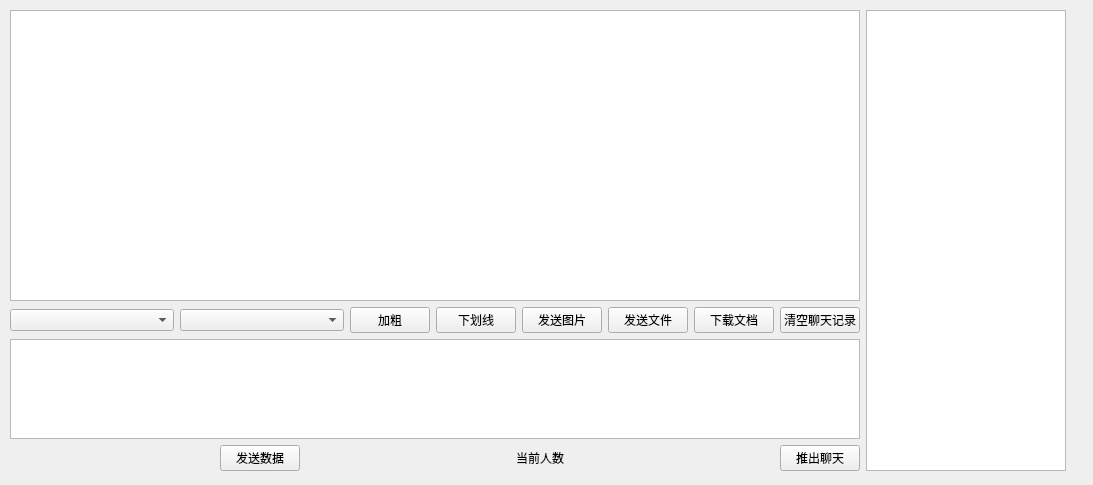
Old version of the form client/widget.ui in the repository IM-Commnue/IM-Internship-BIT.
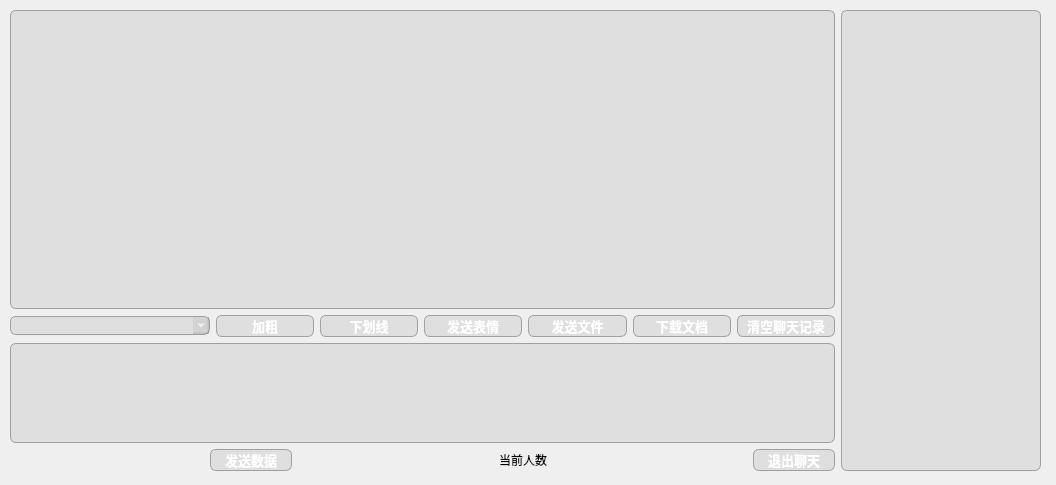
New version of the form.

The edit to the form file:
```diff
--- a/client/widget.ui
+++ b/client/widget.ui
@@ -6,7 +6,7 @@
    <rect>
     <x>0</x>
     <y>0</y>
-    <width>1093</width>
+    <width>1056</width>
     <height>485</height>
    </rect>
   </property>
@@ -18,7 +18,7 @@
     <rect>
      <x>10</x>
      <y>10</y>
-     <width>1056</width>
+     <width>1031</width>
      <height>461</height>
     </rect>
    </property>
@@ -27,21 +27,103 @@
      <layout class="QVBoxLayout" name="verticalLayout_2">
       <item>
        <layout class="QVBoxLayout" name="verticalLayout">
+        <property name="sizeConstraint">
+         <enum>QLayout::SetDefaultConstraint</enum>
+        </property>
         <item>
-         <widget class="QTextBrowser" name="textBrowser"/>
+         <widget class="QTextBrowser" name="textBrowser">
+          <property name="maximumSize">
+           <size>
+            <width>1000</width>
+            <height>16777215</height>
+           </size>
+          </property>
+          <property name="styleSheet">
+           <string notr="true">QTextBrowser {
+border: 0.5px solid white;
+border-color: rgb(160,160,160);
+border-radius: 6px;
+background-color: rgba(160,160,160,50);
+min-width: 80px;
+font-family:&quot;Microsoft YaHei&quot;;
+font-size:10pt;
+font-weight: bold;
+color:black;
+}
+
+
+</string>
+          </property>
+         </widget>
         </item>
         <item>
          <layout class="QHBoxLayout" name="horizontalLayout_2">
           <item>
-           <widget class="QComboBox" name="fontComboBox"/>
-          </item>
-          <item>
-           <widget class="QComboBox" name="sizeComboBox"/>
+           <widget class="QComboBox" name="fontComboBox">
+            <property name="maximumSize">
+             <size>
+              <width>200</width>
+              <height>16777215</height>
+             </size>
+            </property>
+            <property name="styleSheet">
+             <string notr="true">QComboBox {
+border: 0.5px solid white;
+border-color: rgb(160,160,160);
+border-radius: 6px;
+background-color: rgba(160,160,160,50);
+min-width: 80px;
+font-family:&quot;Microsoft YaHei&quot;;
+font-size:10pt;
+font-weight: bold;
+color:white;
+}
+QComboBox:hover {
+border: 0.5px solid white;
+	border-color: rgb(160,160,160);
+border-radius: 6px;
+background-color:rgba(84,84,84,50);
+min-width: 80px;
+font-family:&quot;Microsoft YaHei&quot;;
+font-size:10pt;
+font-weight: bold;
+color:white;
+}
+
+</string>
+            </property>
+           </widget>
           </item>
           <item>
            <layout class="QHBoxLayout" name="horizontalLayout">
             <item>
              <widget class="QPushButton" name="pushButton">
+              <property name="styleSheet">
+               <string notr="true">QPushButton {
+border: 0.5px solid white;
+border-color: rgb(160,160,160);
+border-radius: 6px;
+background-color: rgba(160,160,160,50);
+min-width: 80px;
+font-family:&quot;Microsoft YaHei&quot;;
+font-size:10pt;
+font-weight: bold;
+color:white;
+}
+QPushButton:hover {
+border: 0.5px solid white;
+	border-color: rgb(160,160,160);
+border-radius: 6px;
+background-color:rgba(84,84,84,50);
+min-width: 80px;
+font-family:&quot;Microsoft YaHei&quot;;
+font-size:10pt;
+font-weight: bold;
+color:white;
+}
+
+</string>
+              </property>
               <property name="text">
                <string>加粗</string>
               </property>
@@ -49,6 +131,32 @@
             </item>
             <item>
              <widget class="QPushButton" name="underlineToolBtn">
+              <property name="styleSheet">
+               <string notr="true">QPushButton {
+border: 0.5px solid white;
+border-color: rgb(160,160,160);
+border-radius: 6px;
+background-color: rgba(160,160,160,50);
+min-width: 80px;
+font-family:&quot;Microsoft YaHei&quot;;
+font-size:10pt;
+font-weight: bold;
+color:white;
+}
+QPushButton:hover {
+border: 0.5px solid white;
+	border-color: rgb(160,160,160);
+border-radius: 6px;
+background-color:rgba(84,84,84,50);
+min-width: 80px;
+font-family:&quot;Microsoft YaHei&quot;;
+font-size:10pt;
+font-weight: bold;
+color:white;
+}
+
+</string>
+              </property>
               <property name="text">
                <string>下划线</string>
               </property>
@@ -56,13 +164,65 @@
             </item>
             <item>
              <widget class="QPushButton" name="sendimagebutton">
+              <property name="styleSheet">
+               <string notr="true">QPushButton {
+border: 0.5px solid white;
+border-color: rgb(160,160,160);
+border-radius: 6px;
+background-color: rgba(160,160,160,50);
+min-width: 80px;
+font-family:&quot;Microsoft YaHei&quot;;
+font-size:10pt;
+font-weight: bold;
+color:white;
+}
+QPushButton:hover {
+border: 0.5px solid white;
+	border-color: rgb(160,160,160);
+border-radius: 6px;
+background-color:rgba(84,84,84,50);
+min-width: 80px;
+font-family:&quot;Microsoft YaHei&quot;;
+font-size:10pt;
+font-weight: bold;
+color:white;
+}
+
+</string>
+              </property>
               <property name="text">
-               <string>发送图片</string>
+               <string>发送表情</string>
               </property>
              </widget>
             </item>
             <item>
              <widget class="QPushButton" name="sendToolBtn">
+              <property name="styleSheet">
+               <string notr="true">QPushButton {
+border: 0.5px solid white;
+border-color: rgb(160,160,160);
+border-radius: 6px;
+background-color: rgba(160,160,160,50);
+min-width: 80px;
+font-family:&quot;Microsoft YaHei&quot;;
+font-size:10pt;
+font-weight: bold;
+color:white;
+}
+QPushButton:hover {
+border: 0.5px solid white;
+	border-color: rgb(160,160,160);
+border-radius: 6px;
+background-color:rgba(84,84,84,50);
+min-width: 80px;
+font-family:&quot;Microsoft YaHei&quot;;
+font-size:10pt;
+font-weight: bold;
+color:white;
+}
+
+</string>
+              </property>
               <property name="text">
                <string>发送文件</string>
               </property>
@@ -70,6 +230,32 @@
             </item>
             <item>
              <widget class="QPushButton" name="saveToolBtn">
+              <property name="styleSheet">
+               <string notr="true">QPushButton {
+border: 0.5px solid white;
+border-color: rgb(160,160,160);
+border-radius: 6px;
+background-color: rgba(160,160,160,50);
+min-width: 80px;
+font-family:&quot;Microsoft YaHei&quot;;
+font-size:10pt;
+font-weight: bold;
+color:white;
+}
+QPushButton:hover {
+border: 0.5px solid white;
+	border-color: rgb(160,160,160);
+border-radius: 6px;
+background-color:rgba(84,84,84,50);
+min-width: 80px;
+font-family:&quot;Microsoft YaHei&quot;;
+font-size:10pt;
+font-weight: bold;
+color:white;
+}
+
+</string>
+              </property>
               <property name="text">
                <string>下载文档</string>
               </property>
@@ -77,6 +263,32 @@
             </item>
             <item>
              <widget class="QPushButton" name="clearToolBtn">
+              <property name="styleSheet">
+               <string notr="true">QPushButton {
+border: 0.5px solid white;
+border-color: rgb(160,160,160);
+border-radius: 6px;
+background-color: rgba(160,160,160,50);
+min-width: 80px;
+font-family:&quot;Microsoft YaHei&quot;;
+font-size:10pt;
+font-weight: bold;
+color:white;
+}
+QPushButton:hover {
+border: 0.5px solid white;
+	border-color: rgb(160,160,160);
+border-radius: 6px;
+background-color:rgba(84,84,84,50);
+min-width: 80px;
+font-family:&quot;Microsoft YaHei&quot;;
+font-size:10pt;
+font-weight: bold;
+color:white;
+}
+
+</string>
+              </property>
               <property name="text">
                <string>清空聊天记录</string>
               </property>
@@ -92,10 +304,26 @@
        <widget class="QTextEdit" name="textEdit">
         <property name="maximumSize">
          <size>
-          <width>16777215</width>
+          <width>1000</width>
           <height>100</height>
          </size>
         </property>
+        <property name="styleSheet">
+         <string notr="true">QTextEdit {
+border: 0.5px solid white;
+border-color: rgb(160,160,160);
+border-radius: 6px;
+background-color: rgba(160,160,160,50);
+min-width: 80px;
+font-family:&quot;Microsoft YaHei&quot;;
+font-size:10pt;
+font-weight: bold;
+color:black;
+}
+
+
+</string>
+        </property>
        </widget>
       </item>
       <item>
@@ -115,6 +343,32 @@
         </item>
         <item>
          <widget class="QPushButton" name="pushButton_8">
+          <property name="styleSheet">
+           <string notr="true">QPushButton {
+border: 0.5px solid white;
+border-color: rgb(160,160,160);
+border-radius: 6px;
+background-color: rgba(160,160,160,50);
+min-width: 80px;
+font-family:&quot;Microsoft YaHei&quot;;
+font-size:10pt;
+font-weight: bold;
+color:white;
+}
+QPushButton:hover {
+border: 0.5px solid white;
+	border-color: rgb(160,160,160);
+border-radius: 6px;
+background-color:rgba(84,84,84,50);
+min-width: 80px;
+font-family:&quot;Microsoft YaHei&quot;;
+font-size:10pt;
+font-weight: bold;
+color:white;
+}
+
+</string>
+          </property>
           <property name="text">
            <string>发送数据</string>
           </property>
@@ -161,8 +415,34 @@
         </item>
         <item>
          <widget class="QPushButton" name="exitpushButton">
+          <property name="styleSheet">
+           <string notr="true">QPushButton {
+border: 0.5px solid white;
+border-color: rgb(160,160,160);
+border-radius: 6px;
+background-color: rgba(160,160,160,50);
+min-width: 80px;
+font-family:&quot;Microsoft YaHei&quot;;
+font-size:10pt;
+font-weight: bold;
+color:white;
+}
+QPushButton:hover {
+border: 0.5px solid white;
+	border-color: rgb(160,160,160);
+border-radius: 6px;
+background-color:rgba(84,84,84,50);
+min-width: 80px;
+font-family:&quot;Microsoft YaHei&quot;;
+font-size:10pt;
+font-weight: bold;
+color:white;
+}
+
+</string>
+          </property>
           <property name="text">
-           <string>推出聊天</string>
+           <string>退出聊天</string>
           </property>
          </widget>
         </item>
@@ -178,10 +458,41 @@
         <height>16777215</height>
        </size>
       </property>
+      <property name="styleSheet">
+       <string notr="true">QTableWidget {
+border: 0.5px solid white;
+border-color: rgb(160,160,160);
+border-radius: 6px;
+background-color: rgba(160,160,160,50);
+min-width: 80px;
+font-family:&quot;Microsoft YaHei&quot;;
+font-size:10pt;
+font-weight: bold;
+color:white;
+}
+
+
+</string>
+      </property>
      </widget>
     </item>
    </layout>
   </widget>
+  <widget class="QLabel" name="Qlabel">
+   <property name="geometry">
+    <rect>
+     <x>0</x>
+     <y>0</y>
+     <width>1056</width>
+     <height>485</height>
+    </rect>
+   </property>
+   <property name="text">
+    <string/>
+   </property>
+  </widget>
+  <zorder>Qlabel</zorder>
+  <zorder>layoutWidget</zorder>
  </widget>
  <resources/>
  <connections>
```
